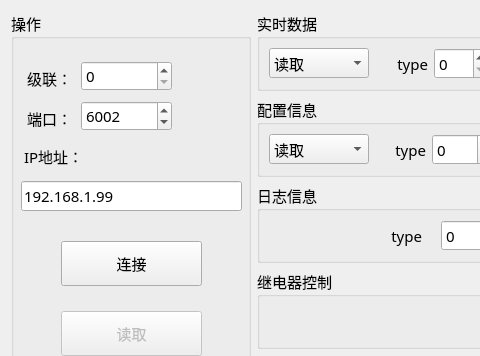
The window that rpc_debug/home/home_mainwid.ui (ChinaClever/MPro-Tools) describes before a commit, drawn with Qt 5; both pictures show x 0 to 480 and y 0 to 356 of the 1110 by 616 pixel window.
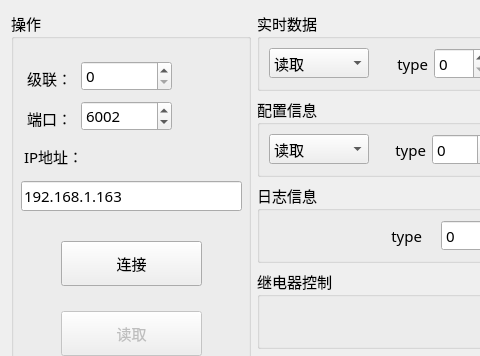
The same window after the commit.

What changed in the file:
```diff
--- a/rpc_debug/home/home_mainwid.ui
+++ b/rpc_debug/home/home_mainwid.ui
@@ -89,7 +89,7 @@
        </rect>
       </property>
       <property name="text">
-       <string>192.168.1.99</string>
+       <string>192.168.1.163</string>
       </property>
      </widget>
      <widget class="QPushButton" name="connectBtn">
```
